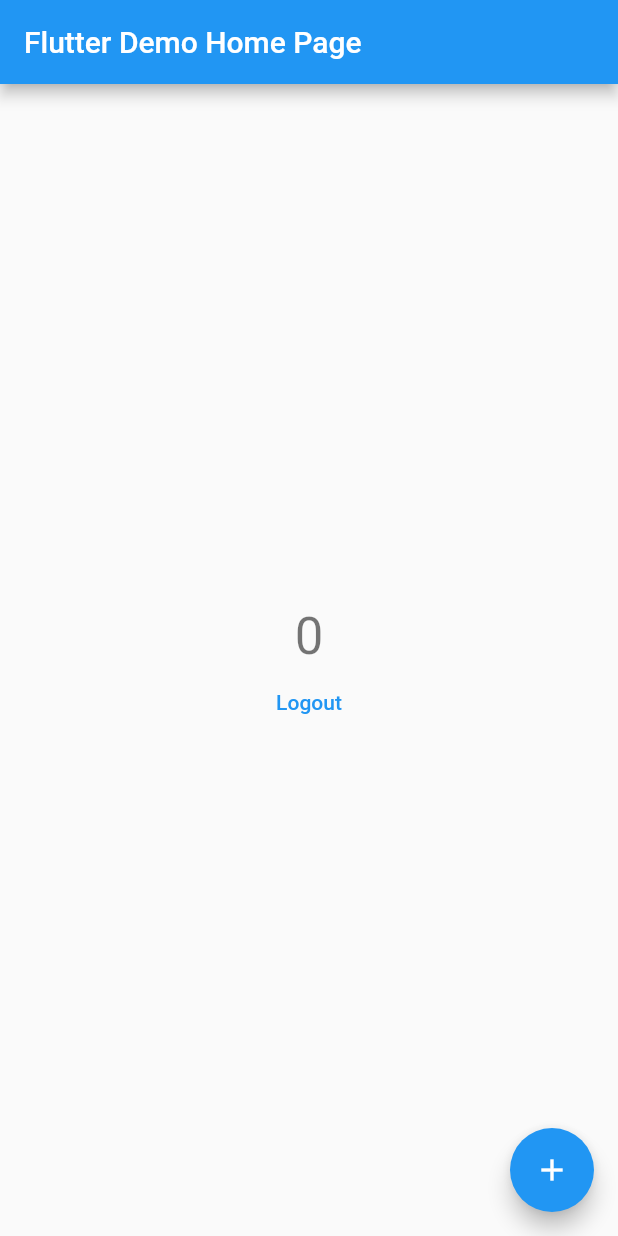
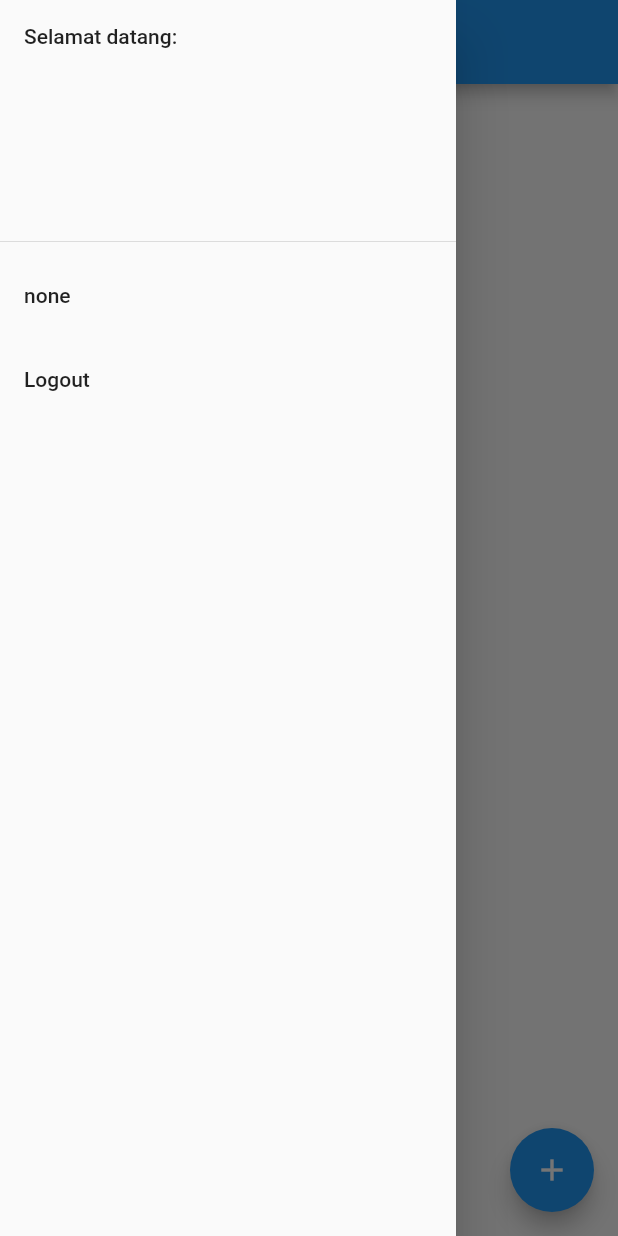
Before and after one commit to mlatifr/tugas_akhir, a Flutter app: the MyHomePage screen opened directly, with the side drawer open (before the commit the screen has no drawer), on a phone screen of 412 x 824 dp. Run offline on Flutter 3.47's test engine with Material 2 defaults, Android fonts, the phone set to English and light mode, and no system bars; our stand-ins replace shared_preferences; accounts and stored records are empty.

Commit message:
drawer untuk logout

```diff
--- a/flutter_application_1/lib/main.dart
+++ b/flutter_application_1/lib/main.dart
@@ -45,7 +45,7 @@ class MyApp extends StatelessWidget {
       theme: ThemeData(
         primarySwatch: Colors.blue,
       ),
-      home: MyHomePage(title: 'Flutter Demo Home Page'),
+      home: MyHomePage(title: 'Pendaftaran'),
     );
   }
 }
@@ -60,6 +60,39 @@ class MyHomePage extends StatefulWidget {
 }
 
 class _MyHomePageState extends State<MyHomePage> {
+  Widget widgetDrawer() {
+    return Drawer(
+      child: ListView(
+        padding: EdgeInsets.zero,
+        children: <Widget>[
+          DrawerHeader(
+            child: Text('Selamat datang: ' + user_aktif),
+            decoration: BoxDecoration(
+                // image: DecorationImage(
+                //   fit: BoxFit.cover,
+                //   image: AssetImage('assets/images/clinic.jpg'),
+                // ),
+                ),
+          ),
+          ListTile(
+            title: Text('none'),
+            onTap: () {
+              Navigator.pop(context);
+              // Navigator.push(context,
+              //     MaterialPageRoute(builder: (context) => actorList()));
+            },
+          ),
+          ListTile(
+            title: Text('Logout'),
+            onTap: () {
+              doLogout();
+            },
+          ),
+        ],
+      ),
+    );
+  }
+
   int _counter = 0;
 
   void _incrementCounter() {
@@ -74,6 +107,7 @@ class _MyHomePageState extends State<MyHomePage> {
       appBar: AppBar(
         title: Text(widget.title),
       ),
+      drawer: widgetDrawer(),
       body: Center(
         child: Column(
           mainAxisAlignment: MainAxisAlignment.center,
```
